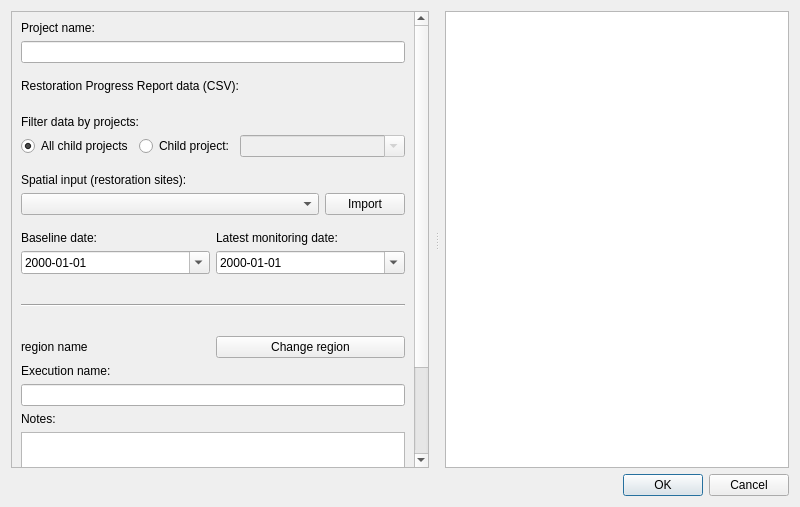
The window that LDMP/gui/DlgEcosystemReportingRestorationProgress.ui (ConservationInternational/trends.earth) describes before a commit, drawn with Qt 5.
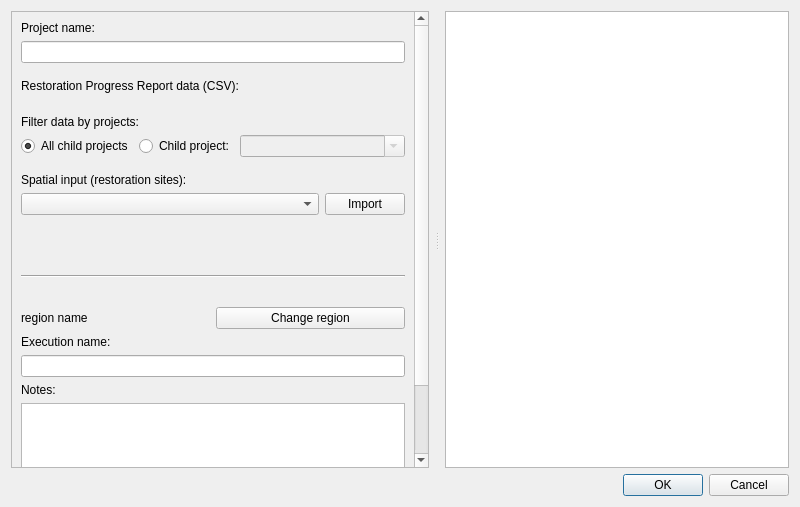
The same window after the commit. Custom widgets are drawn as their Qt base class.

```diff
--- a/LDMP/gui/DlgEcosystemReportingRestorationProgress.ui
+++ b/LDMP/gui/DlgEcosystemReportingRestorationProgress.ui
@@ -253,6 +253,16 @@
           </item>
          </layout>
         </item>
+        <item>
+         <widget class="QLabel" name="reporting_period_label">
+          <property name="toolTip">
+           <string>Reporting period of the report, from the dates of the names of the spatial input layers.</string>
+          </property>
+          <property name="wordWrap">
+           <bool>true</bool>
+          </property>
+         </widget>
+        </item>
         <item>
          <spacer name="verticalSpacer_5">
           <property name="orientation">
@@ -269,88 +279,6 @@
           </property>
          </spacer>
         </item>
-        <item>
-         <layout class="QHBoxLayout" name="reporting_period_layout">
-          <item>
-           <layout class="QVBoxLayout" name="baseline_date_layout">
-            <item>
-             <widget class="QLabel" name="baseline_date_label">
-              <property name="sizePolicy">
-               <sizepolicy hsizetype="Preferred" vsizetype="Fixed">
-                <horstretch>0</horstretch>
-                <verstretch>0</verstretch>
-               </sizepolicy>
-              </property>
-              <property name="toolTip">
-               <string>Start date of the reporting period of the report.</string>
-              </property>
-              <property name="text">
-               <string>Baseline date:</string>
-              </property>
-             </widget>
-            </item>
-            <item>
-             <widget class="QDateEdit" name="baseline_date">
-              <property name="sizePolicy">
-               <sizepolicy hsizetype="Expanding" vsizetype="Fixed">
-                <horstretch>0</horstretch>
-                <verstretch>0</verstretch>
-               </sizepolicy>
-              </property>
-              <property name="toolTip">
-               <string>Start date of the reporting period of the report.</string>
-              </property>
-              <property name="displayFormat">
-               <string>yyyy-MM-dd</string>
-              </property>
-              <property name="calendarPopup">
-               <bool>true</bool>
-              </property>
-             </widget>
-            </item>
-           </layout>
-          </item>
-          <item>
-           <layout class="QVBoxLayout" name="latest_monitoring_date_layout">
-            <item>
-             <widget class="QLabel" name="latest_monitoring_date_label">
-              <property name="sizePolicy">
-               <sizepolicy hsizetype="Preferred" vsizetype="Fixed">
-                <horstretch>0</horstretch>
-                <verstretch>0</verstretch>
-               </sizepolicy>
-              </property>
-              <property name="toolTip">
-               <string>End date of the reporting period of the report, the date of the latest monitoring.</string>
-              </property>
-              <property name="text">
-               <string>Latest monitoring date:</string>
-              </property>
-             </widget>
-            </item>
-            <item>
-             <widget class="QDateEdit" name="latest_monitoring_date">
-              <property name="sizePolicy">
-               <sizepolicy hsizetype="Expanding" vsizetype="Fixed">
-                <horstretch>0</horstretch>
-                <verstretch>0</verstretch>
-               </sizepolicy>
-              </property>
-              <property name="toolTip">
-               <string>End date of the reporting period of the report, the date of the latest monitoring.</string>
-              </property>
-              <property name="displayFormat">
-               <string>yyyy-MM-dd</string>
-              </property>
-              <property name="calendarPopup">
-               <bool>true</bool>
-              </property>
-             </widget>
-            </item>
-           </layout>
-          </item>
-         </layout>
-        </item>
         <item>
          <widget class="Line" name="line">
           <property name="minimumSize">
```
Left out of the diff: 18 changed lines with no effect on the pictures.
